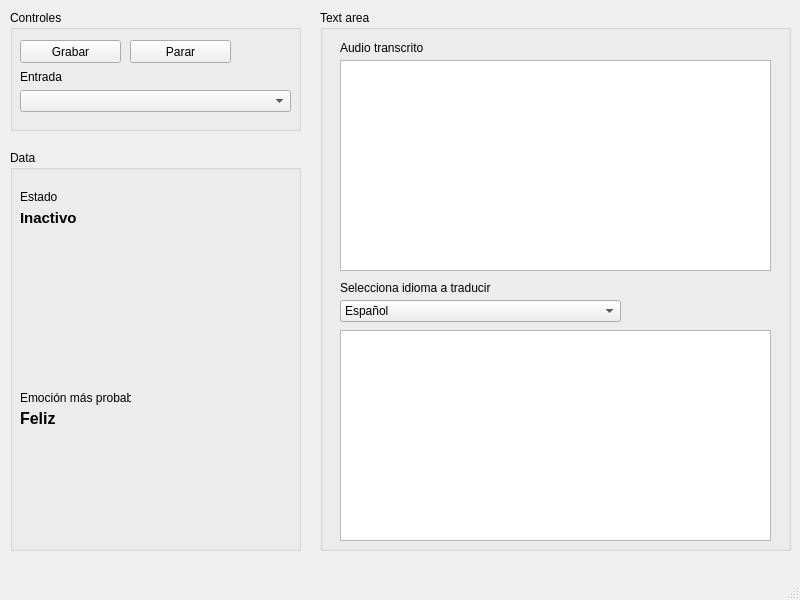
Before: the Qt Designer form resources/ui/main.ui in AdrianMPC/ui_paralela, drawn with Qt 5.
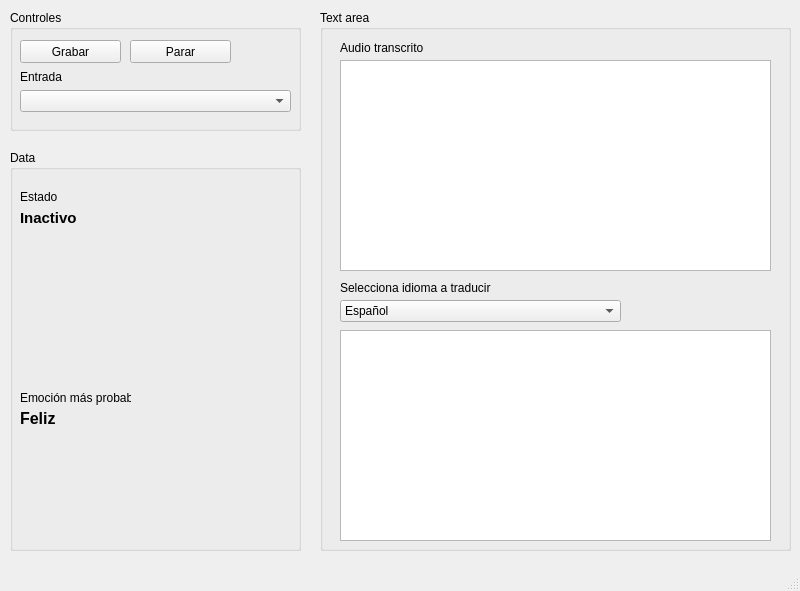
After: the same form once the commit is applied. Icons and pictures are not drawn.

Commit message: main window title

```diff
--- a/resources/ui/main.ui
+++ b/resources/ui/main.ui
@@ -7,7 +7,7 @@
     <x>0</x>
     <y>0</y>
     <width>800</width>
-    <height>600</height>
+    <height>591</height>
    </rect>
   </property>
   <property name="windowTitle">
```
The commit also changes 2 other files.
